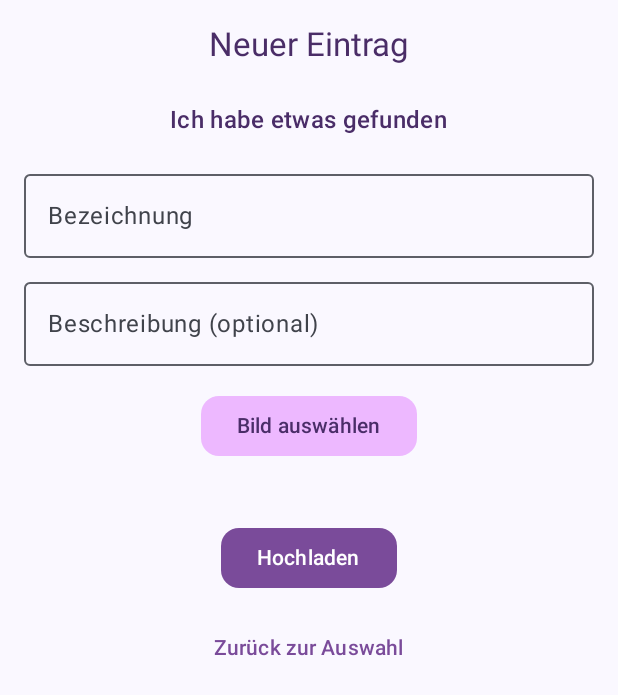
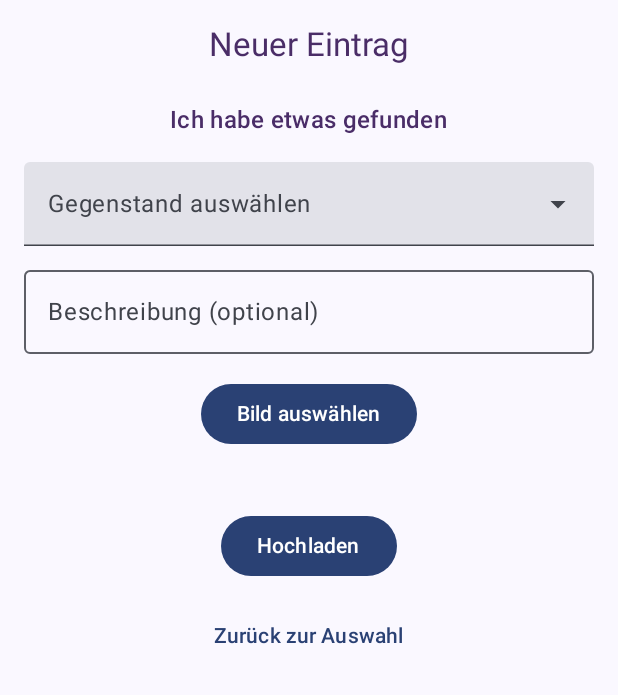
Before and after one commit to MartlSpedl/FoundBuddy, an Android app built with Jetpack Compose: the composable UploadScreen shown on its own in the app's theme, after a tap on "Ich habe etwas gefunden", on a phone screen of 412 x 824 dp. Shown: the top 695 px of the screen. Run offline under Robolectric (Android 15) with nearby library versions, the phone set to English and light mode, and no system bars; 1 statement that could not run was skipped.

Commit message:
18.11.2025

```diff
--- a/FoundBuddy-frontend/app/src/main/AndroidManifest.xml
+++ b/FoundBuddy-frontend/app/src/main/AndroidManifest.xml
@@ -1,6 +1,5 @@
 <?xml version="1.0" encoding="utf-8"?>
-<manifest xmlns:android="http://schemas.android.com/apk/res/android"
-    xmlns:tools="http://schemas.android.com/tools">
+<manifest xmlns:android="http://schemas.android.com/apk/res/android">
 
     <application
         android:allowBackup="true"
@@ -12,9 +11,8 @@
         android:supportsRtl="true"
         android:theme="@style/Theme.MyApplication">
         <activity
-            android:name=".MainActivity"
+            android:name="com.example.foundbuddy.MainActivity"
             android:exported="true"
-            android:label="@string/app_name"
             android:theme="@style/Theme.MyApplication">
             <intent-filter>
                 <action android:name="android.intent.action.MAIN" />
--- a/FoundBuddy-frontend/app/src/main/java/com/example/foundbuddy/view/FeedScreen.kt
+++ b/FoundBuddy-frontend/app/src/main/java/com/example/foundbuddy/view/FeedScreen.kt
@@ -25,8 +25,8 @@ fun FeedScreen(
 ) {
     var query by remember { mutableStateOf("") }
 
-    val foundItems = items.filter { it.status == "Gefunden" && it.title.contains(query, true) }
-    val lostItems = items.filter { it.status == "Verloren" && it.title.contains(query, true) }
+    val foundItems = items.filter { it.status == "Gefunden" && !it.isResolved }
+    val lostItems = items.filter { it.status == "Verloren" && !it.isResolved }
 
     Column(
         modifier = modifier
--- a/FoundBuddy-frontend/app/src/main/java/com/example/foundbuddy/view/ProfileScreen.java
+++ /dev/null
@@ -1,4 +0,0 @@
-package com.example.foundbuddy.view;
-
-public class ProfileScreen {
-}
--- a/FoundBuddy-frontend/app/src/main/java/com/example/foundbuddy/view/SearchScreen.kt
+++ b/FoundBuddy-frontend/app/src/main/java/com/example/foundbuddy/view/SearchScreen.kt
@@ -9,7 +9,7 @@ import androidx.compose.foundation.lazy.LazyColumn
 import androidx.compose.foundation.lazy.items
 import androidx.compose.material3.Button
 import androidx.compose.material3.CenterAlignedTopAppBar
-import androidx.compose.material3.Divider
+import androidx.compose.material3.HorizontalDivider
 import androidx.compose.material3.ExperimentalMaterial3Api
 import androidx.compose.material3.ListItem
 import androidx.compose.material3.OutlinedTextField
@@ -40,7 +40,7 @@ fun SearchScreen(padding: PaddingValues, vm: SearchViewModel) {
             LazyColumn {
                 items(results) { item ->
                     ListItem(headlineContent = { Text(item.title) }, supportingContent = { Text(item.description) })
-                    Divider()
+                    HorizontalDivider()
                 }
             }
         }
--- a/FoundBuddy-frontend/app/src/main/java/com/example/foundbuddy/view/SettingScreen.kt
+++ b/FoundBuddy-frontend/app/src/main/java/com/example/foundbuddy/view/SettingScreen.kt
@@ -6,6 +6,7 @@ import androidx.compose.foundation.verticalScroll
 import androidx.compose.material.icons.Icons
 import androidx.compose.material.icons.filled.Delete
 import androidx.compose.material3.*
+import androidx.compose.material3.HorizontalDivider
 import androidx.compose.runtime.*
 import androidx.compose.ui.Modifier
 import androidx.compose.ui.unit.dp
@@ -68,7 +69,7 @@ fun SettingsScreen(
             Text("Profil speichern", color = colors.onPrimary)
         }
 
-        Divider(Modifier.padding(vertical = 12.dp), color = colors.outlineVariant)
+        HorizontalDivider(Modifier.padding(vertical = 12.dp), color = colors.outlineVariant)
 
         // Dark Mode Umschalten
         Row(
@@ -90,7 +91,7 @@ fun SettingsScreen(
             )
         }
 
-        Divider(Modifier.padding(vertical = 12.dp), color = colors.outlineVariant)
+        HorizontalDivider(Modifier.padding(vertical = 12.dp), color = colors.outlineVariant)
 
         Text(
             "App-Verwaltung",
--- a/FoundBuddy-frontend/app/src/main/java/com/example/foundbuddy/view/UploadScreen.kt
+++ b/FoundBuddy-frontend/app/src/main/java/com/example/foundbuddy/view/UploadScreen.kt
@@ -6,6 +6,7 @@ import androidx.activity.result.contract.ActivityResultContracts
 import androidx.compose.foundation.layout.*
 import androidx.compose.foundation.shape.RoundedCornerShape
 import androidx.compose.material3.*
+import androidx.compose.material3.ExperimentalMaterial3Api
 import androidx.compose.runtime.*
 import androidx.compose.ui.Alignment
 import androidx.compose.ui.Modifier
@@ -15,81 +16,73 @@ import androidx.compose.ui.unit.dp
 import coil.compose.AsyncImage
 import com.example.foundbuddy.model.FoundItem
 
+@OptIn(ExperimentalMaterial3Api::class)
 @Composable
 fun UploadScreen(
     onUpload: (FoundItem) -> Unit,
     modifier: Modifier = Modifier
 ) {
-    // Zustand für Formular & Status
     var selectedType by remember { mutableStateOf<String?>(null) }
-    var title by remember { mutableStateOf("") }
+    var selectedItem by remember { mutableStateOf("") }
     var desc by remember { mutableStateOf("") }
     var imageUri by remember { mutableStateOf<Uri?>(null) }
+    var expanded by remember { mutableStateOf(false) }
 
     val imagePicker = rememberLauncherForActivityResult(
         contract = ActivityResultContracts.GetContent()
-    ) { uri: Uri? ->
-        imageUri = uri
-    }
+    ) { uri: Uri? -> imageUri = uri }
+
+    val itemOptions = listOf(
+        "Schlüssel", "Trinkflasche", "Jacke", "Handy", "Geldbörse",
+        "Schülerausweis", "Kopfhörer", "USB-Stick", "Sporttasche"
+    )
 
     Column(
-        modifier = modifier
-            .fillMaxSize()
-            .padding(16.dp),
+        modifier = modifier.fillMaxSize().padding(16.dp),
         horizontalAlignment = Alignment.CenterHorizontally
     ) {
-        Text(
-            text = "Neuer Eintrag",
-            style = MaterialTheme.typography.titleLarge,
-            color = Color(0xFF4A2D67)
-        )
-
+        Text("Neuer Eintrag", style = MaterialTheme.typography.titleLarge, color = Color(0xFF4A2D67))
         Spacer(modifier = Modifier.height(24.dp))
 
-        // Wenn noch kein Typ gewählt ist → Auswahl anzeigen
         if (selectedType == null) {
             Text("Was möchtest du melden?", style = MaterialTheme.typography.bodyLarge)
-
             Spacer(modifier = Modifier.height(20.dp))
-
-            Button(
-                onClick = { selectedType = "Gefunden" },
-                colors = ButtonDefaults.buttonColors(containerColor = Color(0xFFEDB8FF)),
-                shape = RoundedCornerShape(16.dp),
-                modifier = Modifier.fillMaxWidth(0.8f)
-            ) {
-                Text("Ich habe etwas gefunden", color = Color(0xFF4A2D68))
+            Button(onClick = { selectedType = "Gefunden" }, modifier = Modifier.fillMaxWidth(0.8f)) {
+                Text("Ich habe etwas gefunden")
             }
-
             Spacer(modifier = Modifier.height(16.dp))
-
-            Button(
-                onClick = { selectedType = "Verloren" },
-                colors = ButtonDefaults.buttonColors(containerColor = Color(0xFFD7C7FF)),
-                shape = RoundedCornerShape(16.dp),
-                modifier = Modifier.fillMaxWidth(0.8f)
-            ) {
-                Text("Ich habe etwas verloren", color = Color(0xFF4A2D68))
+            Button(onClick = { selectedType = "Verloren" }, modifier = Modifier.fillMaxWidth(0.8f)) {
+                Text("Ich habe etwas verloren")
             }
-
         } else {
-            // Formular, wenn Typ gewählt ist
             Text(
-                text = if (selectedType == "Gefunden")
-                    "Ich habe etwas gefunden"
-                else "Ich habe etwas verloren",
+                text = if (selectedType == "Gefunden") "Ich habe etwas gefunden" else "Ich habe etwas verloren",
                 style = MaterialTheme.typography.titleMedium,
                 color = Color(0xFF4A2D68)
             )
-
             Spacer(modifier = Modifier.height(16.dp))
 
-            OutlinedTextField(
-                value = title,
-                onValueChange = { title = it },
-                label = { Text("Bezeichnung") },
+            ExposedDropdownMenuBox(expanded = expanded, onExpandedChange = { expanded = !expanded }) {
+                TextField(
+                    value = selectedItem,
+                    onValueChange = {},
+                    readOnly = true,
+                    label = { Text("Gegenstand auswählen") },
+                    trailingIcon = { ExposedDropdownMenuDefaults.TrailingIcon(expanded = expanded) },
                     modifier = Modifier.fillMaxWidth()
                 )
+                ExposedDropdownMenu(expanded = expanded, onDismissRequest = { expanded = false }) {
+                    itemOptions.forEach { item ->
+                        DropdownMenuItem(
+                            text = { Text(item) },
+                            onClick = {
+                                selectedItem = item
+                                expanded = false
+                            }
+                        )
+                    }
+                }
+            }
 
             Spacer(modifier = Modifier.height(8.dp))
 
@@ -102,60 +95,46 @@ fun UploadScreen(
 
             Spacer(modifier = Modifier.height(16.dp))
 
-            Button(
-                onClick = { imagePicker.launch("image/*") },
-                colors = ButtonDefaults.buttonColors(containerColor = Color(0xFFEDB8FF)),
-                shape = RoundedCornerShape(12.dp)
-            ) {
-                Text(
-                    text = if (imageUri == null) "Bild auswählen" else "Anderes Bild wählen",
-                    color = Color(0xFF4A2D68)
-                )
+            Button(onClick = { imagePicker.launch("image/*") }) {
+                Text(if (imageUri == null) "Bild auswählen" else "Anderes Bild wählen")
             }
 
             Spacer(modifier = Modifier.height(16.dp))
 
-            if (imageUri != null) {
+            imageUri?.let {
                 AsyncImage(
-                    model = imageUri,
-                    contentDescription = "Ausgewähltes Bild",
-                    modifier = Modifier
-                        .size(250.dp)
-                        .padding(8.dp),
+                    model = it,
+                    contentDescription = "Bild",
+                    modifier = Modifier.size(250.dp).padding(8.dp),
                     contentScale = ContentScale.Crop
                 )
             }
 
             Spacer(modifier = Modifier.height(24.dp))
 
-            Button(
-                onClick = {
-                    if (title.isNotBlank()) {
+            Button(onClick = {
+                if (selectedItem.isNotBlank()) {
                     onUpload(
                         FoundItem(
-                                title = title,
+                            title = selectedItem,
                             description = desc,
                             imagePath = imageUri?.toString(),
                             status = selectedType ?: "Gefunden"
                         )
                     )
-                        // Reset
-                        title = ""
+                    selectedItem = ""
                     desc = ""
                     imageUri = null
                     selectedType = null
                 }
-                },
-                colors = ButtonDefaults.buttonColors(containerColor = Color(0xFF7A4B9A)),
-                shape = RoundedCornerShape(12.dp)
-            ) {
-                Text("Hochladen", color = Color.White)
+            }) {
+                Text("Hochladen")
             }
 
             Spacer(modifier = Modifier.height(12.dp))
 
             TextButton(onClick = { selectedType = null }) {
-                Text("Zurück zur Auswahl", color = Color(0xFF7A4B9A))
+                Text("Zurück zur Auswahl")
             }
         }
     }
--- a/FoundBuddy-frontend/gradle/libs.versions.toml
+++ b/FoundBuddy-frontend/gradle/libs.versions.toml
@@ -1,5 +1,5 @@
 [versions]
-agp = "8.13.0"
+agp = "8.13.1"
 kotlin = "2.0.21"
 coreKtx = "1.17.0"
 junit = "4.13.2"
```
Also changed, not shown: FoundBuddy-frontend/app/src/main/java/com/example/foundbuddy/MainActivity.kt (+2 -9 lines), FoundBuddy-frontend/app/src/main/java/com/example/foundbuddy/controller/UserViewModel.kt (+4 -4 lines), FoundBuddy-frontend/app/src/main/java/com/example/foundbuddy/data/FoundItemRepository.kt (+9 -7 lines), FoundBuddy-frontend/app/src/main/java/com/example/foundbuddy/model/FoundItem.kt (+7 -2 lines), FoundBuddy-frontend/app/src/main/java/com/example/foundbuddy/view/DetailScreen.kt (+21 -35 lines). Lines whose indentation alone changed are shown as unchanged.
